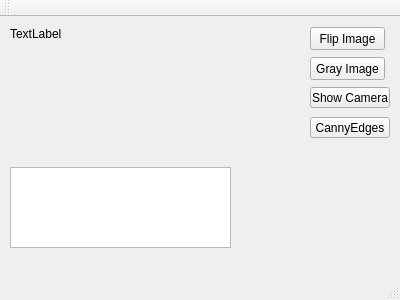
First picture: the form in mainwindow.ui, repository Evegen55/opencv_widget, before the edit.
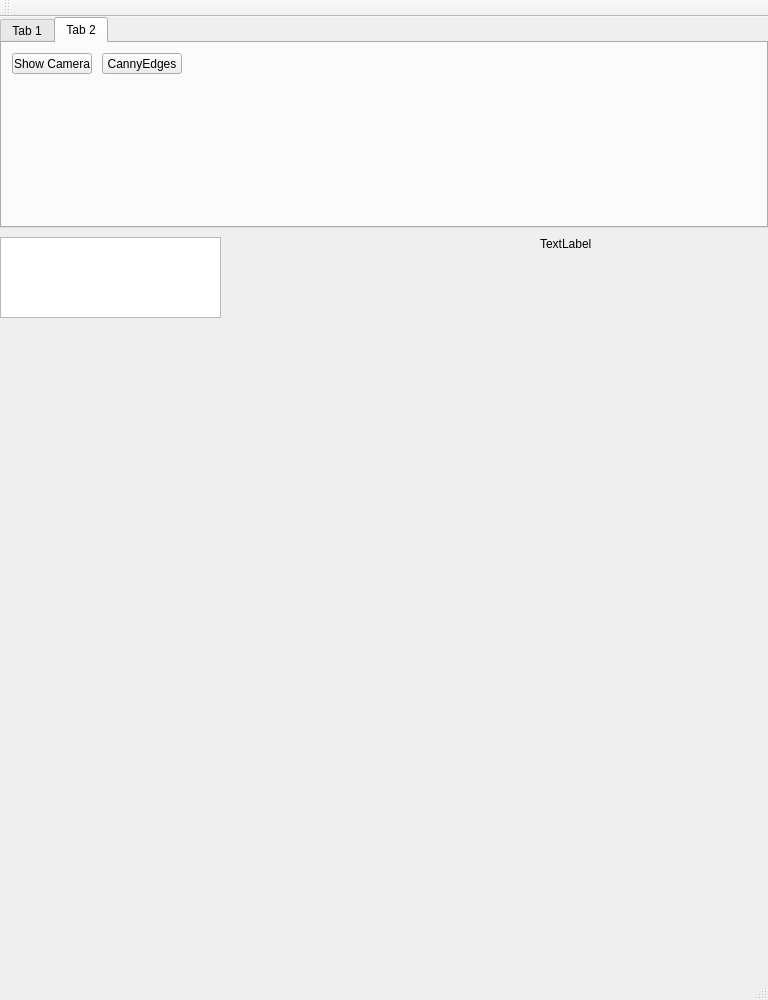
Second picture: the form after the edit. The open tabs and pages were chosen to show the change.

Diff of the .ui file:
```diff
--- a/mainwindow.ui
+++ b/mainwindow.ui
@@ -6,21 +6,21 @@
    <rect>
     <x>0</x>
     <y>0</y>
-    <width>400</width>
-    <height>300</height>
+    <width>768</width>
+    <height>1000</height>
    </rect>
   </property>
   <property name="windowTitle">
-   <string>MainWindow</string>
+   <string>Car media panel</string>
   </property>
   <widget class="QWidget" name="centralWidget">
    <widget class="QLabel" name="label">
     <property name="geometry">
      <rect>
-      <x>10</x>
-      <y>10</y>
-      <width>131</width>
-      <height>111</height>
+      <x>540</x>
+      <y>220</y>
+      <width>221</width>
+      <height>131</height>
      </rect>
     </property>
     <property name="text">
@@ -33,31 +33,34 @@
    <widget class="QPlainTextEdit" name="plainTextEdit">
     <property name="geometry">
      <rect>
-      <x>10</x>
-      <y>150</y>
+      <x>0</x>
+      <y>220</y>
       <width>221</width>
       <height>81</height>
      </rect>
     </property>
    </widget>
-   <widget class="QPushButton" name="btn_flip_image">
+   <widget class="QTabWidget" name="tabWidget">
     <property name="geometry">
      <rect>
-      <x>310</x>
-      <y>10</y>
-      <width>75</width>
-      <height>23</height>
+      <x>0</x>
+      <y>0</y>
+      <width>768</width>
+      <height>211</height>
      </rect>
     </property>
-    <property name="text">
-     <string>Flip Image</string>
+    <property name="currentIndex">
+     <number>0</number>
     </property>
-   </widget>
+    <widget class="QWidget" name="tab">
+     <attribute name="title">
+      <string>Tab 1</string>
+     </attribute>
    <widget class="QPushButton" name="btn_gray_image">
     <property name="geometry">
      <rect>
-      <x>310</x>
-      <y>40</y>
+        <x>0</x>
+        <y>10</y>
       <width>75</width>
       <height>23</height>
      </rect>
@@ -66,24 +69,29 @@
      <string>Gray Image</string>
     </property>
    </widget>
-   <widget class="QPushButton" name="btn_canny_edges">
+     <widget class="QPushButton" name="btn_flip_image">
     <property name="geometry">
      <rect>
-      <x>310</x>
-      <y>100</y>
-      <width>80</width>
-      <height>21</height>
+        <x>0</x>
+        <y>40</y>
+        <width>75</width>
+        <height>23</height>
      </rect>
     </property>
     <property name="text">
-     <string>CannyEdges</string>
-    </property>
-   </widget>
+       <string>Flip Image</string>
+      </property>
+     </widget>
+    </widget>
+    <widget class="QWidget" name="tab_2">
+     <attribute name="title">
+      <string>Tab 2</string>
+     </attribute>
    <widget class="QPushButton" name="btn_show_cam">
     <property name="geometry">
      <rect>
-      <x>310</x>
-      <y>70</y>
+        <x>10</x>
+        <y>10</y>
       <width>80</width>
       <height>21</height>
      </rect>
@@ -92,13 +100,28 @@
      <string>Show Camera</string>
     </property>
    </widget>
+     <widget class="QPushButton" name="btn_canny_edges">
+      <property name="geometry">
+       <rect>
+        <x>100</x>
+        <y>10</y>
+        <width>80</width>
+        <height>21</height>
+       </rect>
+      </property>
+      <property name="text">
+       <string>CannyEdges</string>
+      </property>
+     </widget>
+    </widget>
+   </widget>
   </widget>
   <widget class="QMenuBar" name="menuBar">
    <property name="geometry">
     <rect>
      <x>0</x>
      <y>0</y>
-     <width>400</width>
+     <width>768</width>
      <height>20</height>
     </rect>
    </property>
```
Lines whose indentation alone changed are shown as unchanged.
